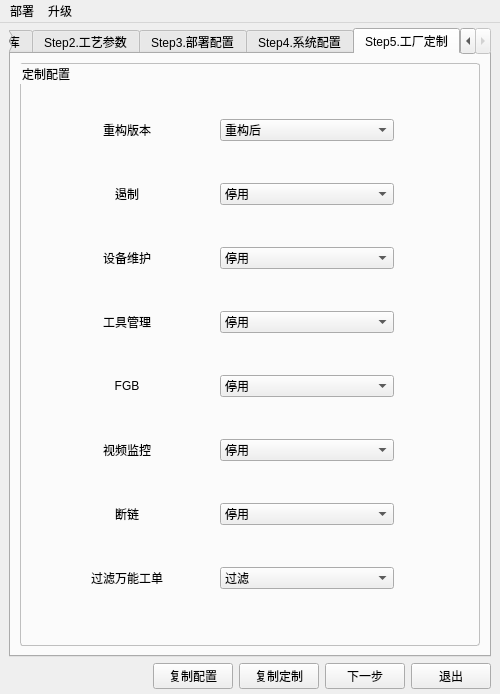
Above: DeployTool/designerUI/main.ui from zhaicao/pythonWorkspace before the change. Below: the same form after it.
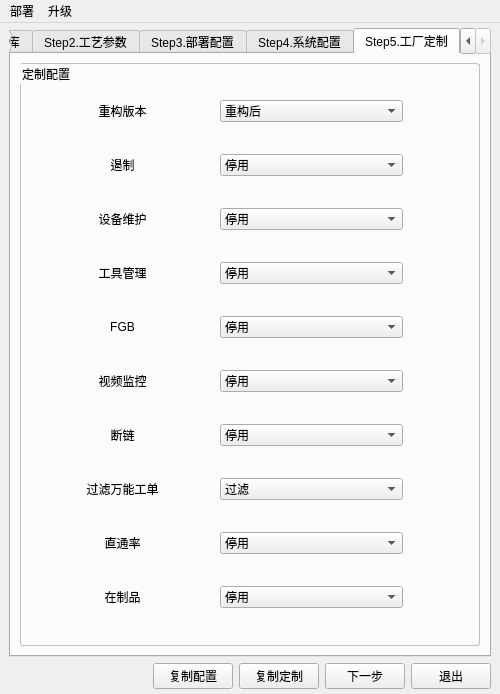
That is the form after the change. The open tabs and pages were chosen to show the change. Icons and pictures are not drawn.

Commit message: 增加在制品配置项

Patch:
```diff
--- a/DeployTool/designerUI/main.ui
+++ b/DeployTool/designerUI/main.ui
@@ -1996,9 +1996,7 @@
               <property name="title">
                <string>定制配置</string>
               </property>
-              <layout class="QHBoxLayout" name="horizontalLayout_29">
-               <item>
-                <layout class="QGridLayout" name="gridLayout_28" columnstretch="0,0,0">
+              <layout class="QGridLayout" name="gridLayout_9">
                  <property name="leftMargin">
                   <number>10</number>
                  </property>
@@ -2011,30 +2009,16 @@
                  <property name="bottomMargin">
                   <number>10</number>
                  </property>
-                 <item row="0" column="0">
-                  <widget class="QLabel" name="labelText_51">
+               <item row="8" column="0">
+                <widget class="QLabel" name="labelText_99">
                    <property name="text">
-                    <string>重构版本</string>
+                  <string>直通率</string>
                    </property>
                    <property name="alignment">
                     <set>Qt::AlignCenter</set>
                    </property>
                   </widget>
                  </item>
-                 <item row="3" column="1">
-                  <widget class="QComboBox" name="dep_input_59">
-                   <item>
-                    <property name="text">
-                     <string>停用</string>
-                    </property>
-                   </item>
-                   <item>
-                    <property name="text">
-                     <string>启用</string>
-                    </property>
-                   </item>
-                  </widget>
-                 </item>
                  <item row="4" column="1">
                   <widget class="QComboBox" name="dep_input_60">
                    <item>
@@ -2049,72 +2033,64 @@
                    </item>
                   </widget>
                  </item>
-                 <item row="2" column="1">
-                  <widget class="QComboBox" name="dep_input_58">
-                   <item>
-                    <property name="text">
-                     <string>停用</string>
-                    </property>
-                   </item>
-                   <item>
+               <item row="7" column="2">
+                <widget class="QLabel" name="help_51">
+                 <property name="maximumSize">
+                  <size>
+                   <width>20</width>
+                   <height>20</height>
+                  </size>
+                 </property>
                     <property name="text">
-                     <string>启用</string>
-                    </property>
-                   </item>
-                  </widget>
-                 </item>
-                 <item row="1" column="1">
-                  <widget class="QComboBox" name="dep_input_57">
-                   <item>
+                  <string/>
+                 </property>
+                 <property name="pixmap">
+                  <pixmap resource="resoure.qrc">:/icon/help.png</pixmap>
+                 </property>
+                 <property name="scaledContents">
+                  <bool>true</bool>
+                 </property>
+                </widget>
+               </item>
+               <item row="9" column="0">
+                <widget class="QLabel" name="labelText_100">
                     <property name="text">
-                     <string>停用</string>
-                    </property>
-                   </item>
-                   <item>
-                    <property name="text">
-                     <string>启用</string>
-                    </property>
-                   </item>
-                  </widget>
-                 </item>
-                 <item row="6" column="1">
-                  <widget class="QComboBox" name="dep_input_62">
-                   <item>
-                    <property name="text">
-                     <string>停用</string>
-                    </property>
-                   </item>
-                   <item>
+                  <string>在制品</string>
+                 </property>
+                 <property name="alignment">
+                  <set>Qt::AlignCenter</set>
+                 </property>
+                </widget>
+               </item>
+               <item row="3" column="2">
+                <widget class="QLabel" name="help_47">
+                 <property name="maximumSize">
+                  <size>
+                   <width>20</width>
+                   <height>20</height>
+                  </size>
+                 </property>
                     <property name="text">
-                     <string>启用</string>
-                    </property>
-                   </item>
-                  </widget>
-                 </item>
-                 <item row="6" column="0">
-                  <widget class="QLabel" name="labelText_57">
+                  <string/>
+                 </property>
+                 <property name="pixmap">
+                  <pixmap resource="resoure.qrc">:/icon/help.png</pixmap>
+                 </property>
+                 <property name="scaledContents">
+                  <bool>true</bool>
+                 </property>
+                </widget>
+               </item>
+               <item row="5" column="0">
+                <widget class="QLabel" name="labelText_56">
                    <property name="text">
-                    <string>断链</string>
+                  <string>视频监控</string>
                    </property>
                    <property name="alignment">
                     <set>Qt::AlignCenter</set>
                    </property>
                   </widget>
                  </item>
-                 <item row="5" column="1">
-                  <widget class="QComboBox" name="dep_input_61">
-                   <item>
-                    <property name="text">
-                     <string>停用</string>
-                    </property>
-                   </item>
-                   <item>
-                    <property name="text">
-                     <string>启用</string>
-                    </property>
-                   </item>
-                  </widget>
-                 </item>
                  <item row="7" column="0">
                   <widget class="QLabel" name="labelText_58">
                    <property name="text">
@@ -2125,8 +2101,36 @@
                    </property>
                   </widget>
                  </item>
-                 <item row="0" column="2">
-                  <widget class="QLabel" name="help_44">
+               <item row="7" column="1">
+                <widget class="QComboBox" name="dep_input_63">
+                 <item>
+                  <property name="text">
+                   <string>过滤</string>
+                  </property>
+                 </item>
+                 <item>
+                  <property name="text">
+                   <string>不过滤</string>
+                  </property>
+                 </item>
+                </widget>
+               </item>
+               <item row="3" column="1">
+                <widget class="QComboBox" name="dep_input_59">
+                 <item>
+                  <property name="text">
+                   <string>停用</string>
+                  </property>
+                 </item>
+                 <item>
+                  <property name="text">
+                   <string>启用</string>
+                  </property>
+                 </item>
+                </widget>
+               </item>
+               <item row="4" column="2">
+                <widget class="QLabel" name="help_48">
                    <property name="maximumSize">
                     <size>
                      <width>20</width>
@@ -2144,6 +2148,127 @@
                    </property>
                   </widget>
                  </item>
+               <item row="5" column="1">
+                <widget class="QComboBox" name="dep_input_61">
+                 <item>
+                  <property name="text">
+                   <string>停用</string>
+                  </property>
+                 </item>
+                 <item>
+                  <property name="text">
+                   <string>启用</string>
+                  </property>
+                 </item>
+                </widget>
+               </item>
+               <item row="6" column="1">
+                <widget class="QComboBox" name="dep_input_62">
+                 <item>
+                  <property name="text">
+                   <string>停用</string>
+                  </property>
+                 </item>
+                 <item>
+                  <property name="text">
+                   <string>启用</string>
+                  </property>
+                 </item>
+                </widget>
+               </item>
+               <item row="8" column="1">
+                <widget class="QComboBox" name="dep_input_64">
+                 <property name="currentIndex">
+                  <number>0</number>
+                 </property>
+                 <item>
+                  <property name="text">
+                   <string>停用</string>
+                  </property>
+                 </item>
+                 <item>
+                  <property name="text">
+                   <string>启用</string>
+                  </property>
+                 </item>
+                </widget>
+               </item>
+               <item row="6" column="0">
+                <widget class="QLabel" name="labelText_57">
+                 <property name="text">
+                  <string>断链</string>
+                 </property>
+                 <property name="alignment">
+                  <set>Qt::AlignCenter</set>
+                 </property>
+                </widget>
+               </item>
+               <item row="5" column="2">
+                <widget class="QLabel" name="help_49">
+                 <property name="maximumSize">
+                  <size>
+                   <width>20</width>
+                   <height>20</height>
+                  </size>
+                 </property>
+                 <property name="text">
+                  <string/>
+                 </property>
+                 <property name="pixmap">
+                  <pixmap resource="resoure.qrc">:/icon/help.png</pixmap>
+                 </property>
+                 <property name="scaledContents">
+                  <bool>true</bool>
+                 </property>
+                </widget>
+               </item>
+               <item row="2" column="1">
+                <widget class="QComboBox" name="dep_input_58">
+                 <item>
+                  <property name="text">
+                   <string>停用</string>
+                  </property>
+                 </item>
+                 <item>
+                  <property name="text">
+                   <string>启用</string>
+                  </property>
+                 </item>
+                </widget>
+               </item>
+               <item row="6" column="2">
+                <widget class="QLabel" name="help_50">
+                 <property name="maximumSize">
+                  <size>
+                   <width>20</width>
+                   <height>20</height>
+                  </size>
+                 </property>
+                 <property name="text">
+                  <string/>
+                 </property>
+                 <property name="pixmap">
+                  <pixmap resource="resoure.qrc">:/icon/help.png</pixmap>
+                 </property>
+                 <property name="scaledContents">
+                  <bool>true</bool>
+                 </property>
+                </widget>
+               </item>
+               <item row="9" column="1">
+                <widget class="QComboBox" name="dep_input_65">
+                 <item>
+                  <property name="text">
+                   <string>停用</string>
+                  </property>
+                 </item>
+                 <item>
+                  <property name="text">
+                   <string>启用</string>
+                  </property>
+                 </item>
+                </widget>
+               </item>
                  <item row="4" column="0">
                   <widget class="QLabel" name="labelText_55">
                    <property name="text">
@@ -2154,13 +2279,41 @@
                    </property>
                   </widget>
                  </item>
-                 <item row="1" column="0">
-                  <widget class="QLabel" name="labelText_52">
+               <item row="8" column="2">
+                <widget class="QLabel" name="help_52">
+                 <property name="maximumSize">
+                  <size>
+                   <width>20</width>
+                   <height>20</height>
+                  </size>
+                 </property>
                    <property name="text">
-                    <string>遏制</string>
-                   </property>
-                   <property name="alignment">
-                    <set>Qt::AlignCenter</set>
+                  <string/>
+                 </property>
+                 <property name="pixmap">
+                  <pixmap resource="resoure.qrc">:/icon/help.png</pixmap>
+                 </property>
+                 <property name="scaledContents">
+                  <bool>true</bool>
+                 </property>
+                </widget>
+               </item>
+               <item row="2" column="2">
+                <widget class="QLabel" name="help_46">
+                 <property name="maximumSize">
+                  <size>
+                   <width>20</width>
+                   <height>20</height>
+                  </size>
+                 </property>
+                 <property name="text">
+                  <string/>
+                 </property>
+                 <property name="pixmap">
+                  <pixmap resource="resoure.qrc">:/icon/help.png</pixmap>
+                 </property>
+                 <property name="scaledContents">
+                  <bool>true</bool>
                    </property>
                   </widget>
                  </item>
@@ -2174,6 +2327,35 @@
                    </property>
                   </widget>
                  </item>
+               <item row="9" column="2">
+                <widget class="QLabel" name="help_53">
+                 <property name="maximumSize">
+                  <size>
+                   <width>20</width>
+                   <height>20</height>
+                  </size>
+                 </property>
+                 <property name="text">
+                  <string/>
+                 </property>
+                 <property name="pixmap">
+                  <pixmap resource="resoure.qrc">:/icon/help.png</pixmap>
+                 </property>
+                 <property name="scaledContents">
+                  <bool>true</bool>
+                 </property>
+                </widget>
+               </item>
+               <item row="2" column="0">
+                <widget class="QLabel" name="labelText_53">
+                 <property name="text">
+                  <string>设备维护</string>
+                 </property>
+                 <property name="alignment">
+                  <set>Qt::AlignCenter</set>
+                 </property>
+                </widget>
+               </item>
                  <item row="1" column="2">
                   <widget class="QLabel" name="help_45">
                    <property name="maximumSize">
@@ -2193,27 +2375,18 @@
                    </property>
                   </widget>
                  </item>
-                 <item row="3" column="2">
-                  <widget class="QLabel" name="help_47">
-                   <property name="maximumSize">
-                    <size>
-                     <width>20</width>
-                     <height>20</height>
-                    </size>
-                   </property>
+               <item row="0" column="0">
+                <widget class="QLabel" name="labelText_51">
                    <property name="text">
-                    <string/>
-                   </property>
-                   <property name="pixmap">
-                    <pixmap resource="resoure.qrc">:/icon/help.png</pixmap>
-                   </property>
-                   <property name="scaledContents">
-                    <bool>true</bool>
-                   </property>
-                  </widget>
-                 </item>
-                 <item row="4" column="2">
-                  <widget class="QLabel" name="help_48">
+                  <string>重构版本</string>
+                 </property>
+                 <property name="alignment">
+                  <set>Qt::AlignCenter</set>
+                 </property>
+                </widget>
+               </item>
+               <item row="0" column="2">
+                <widget class="QLabel" name="help_44">
                    <property name="maximumSize">
                     <size>
                      <width>20</width>
@@ -2231,23 +2404,28 @@
                    </property>
                   </widget>
                  </item>
-                 <item row="6" column="2">
-                  <widget class="QLabel" name="help_50">
-                   <property name="maximumSize">
-                    <size>
-                     <width>20</width>
-                     <height>20</height>
-                    </size>
-                   </property>
+               <item row="1" column="0">
+                <widget class="QLabel" name="labelText_52">
                    <property name="text">
-                    <string/>
-                   </property>
-                   <property name="pixmap">
-                    <pixmap resource="resoure.qrc">:/icon/help.png</pixmap>
-                   </property>
-                   <property name="scaledContents">
-                    <bool>true</bool>
-                   </property>
+                  <string>遏制</string>
+                 </property>
+                 <property name="alignment">
+                  <set>Qt::AlignCenter</set>
+                 </property>
+                </widget>
+               </item>
+               <item row="1" column="1">
+                <widget class="QComboBox" name="dep_input_57">
+                 <item>
+                  <property name="text">
+                   <string>停用</string>
+                  </property>
+                 </item>
+                 <item>
+                  <property name="text">
+                   <string>启用</string>
+                  </property>
+                 </item>
                   </widget>
                  </item>
                  <item row="0" column="1">
@@ -2264,99 +2442,6 @@
                    </item>
                   </widget>
                  </item>
-                 <item row="2" column="0">
-                  <widget class="QLabel" name="labelText_53">
-                   <property name="text">
-                    <string>设备维护</string>
-                   </property>
-                   <property name="alignment">
-                    <set>Qt::AlignCenter</set>
-                   </property>
-                  </widget>
-                 </item>
-                 <item row="5" column="2">
-                  <widget class="QLabel" name="help_49">
-                   <property name="maximumSize">
-                    <size>
-                     <width>20</width>
-                     <height>20</height>
-                    </size>
-                   </property>
-                   <property name="text">
-                    <string/>
-                   </property>
-                   <property name="pixmap">
-                    <pixmap resource="resoure.qrc">:/icon/help.png</pixmap>
-                   </property>
-                   <property name="scaledContents">
-                    <bool>true</bool>
-                   </property>
-                  </widget>
-                 </item>
-                 <item row="5" column="0">
-                  <widget class="QLabel" name="labelText_56">
-                   <property name="text">
-                    <string>视频监控</string>
-                   </property>
-                   <property name="alignment">
-                    <set>Qt::AlignCenter</set>
-                   </property>
-                  </widget>
-                 </item>
-                 <item row="7" column="1">
-                  <widget class="QComboBox" name="dep_input_63">
-                   <item>
-                    <property name="text">
-                     <string>过滤</string>
-                    </property>
-                   </item>
-                   <item>
-                    <property name="text">
-                     <string>不过滤</string>
-                    </property>
-                   </item>
-                  </widget>
-                 </item>
-                 <item row="7" column="2">
-                  <widget class="QLabel" name="help_51">
-                   <property name="maximumSize">
-                    <size>
-                     <width>20</width>
-                     <height>20</height>
-                    </size>
-                   </property>
-                   <property name="text">
-                    <string/>
-                   </property>
-                   <property name="pixmap">
-                    <pixmap resource="resoure.qrc">:/icon/help.png</pixmap>
-                   </property>
-                   <property name="scaledContents">
-                    <bool>true</bool>
-                   </property>
-                  </widget>
-                 </item>
-                 <item row="2" column="2">
-                  <widget class="QLabel" name="help_46">
-                   <property name="maximumSize">
-                    <size>
-                     <width>20</width>
-                     <height>20</height>
-                    </size>
-                   </property>
-                   <property name="text">
-                    <string/>
-                   </property>
-                   <property name="pixmap">
-                    <pixmap resource="resoure.qrc">:/icon/help.png</pixmap>
-                   </property>
-                   <property name="scaledContents">
-                    <bool>true</bool>
-                   </property>
-                  </widget>
-                 </item>
-                </layout>
-               </item>
               </layout>
              </widget>
             </item>
```
Left out of the diff: 5 changed lines with no effect on the pictures. Lines whose indentation alone changed are shown as unchanged. The commit also changes 8 other files.
